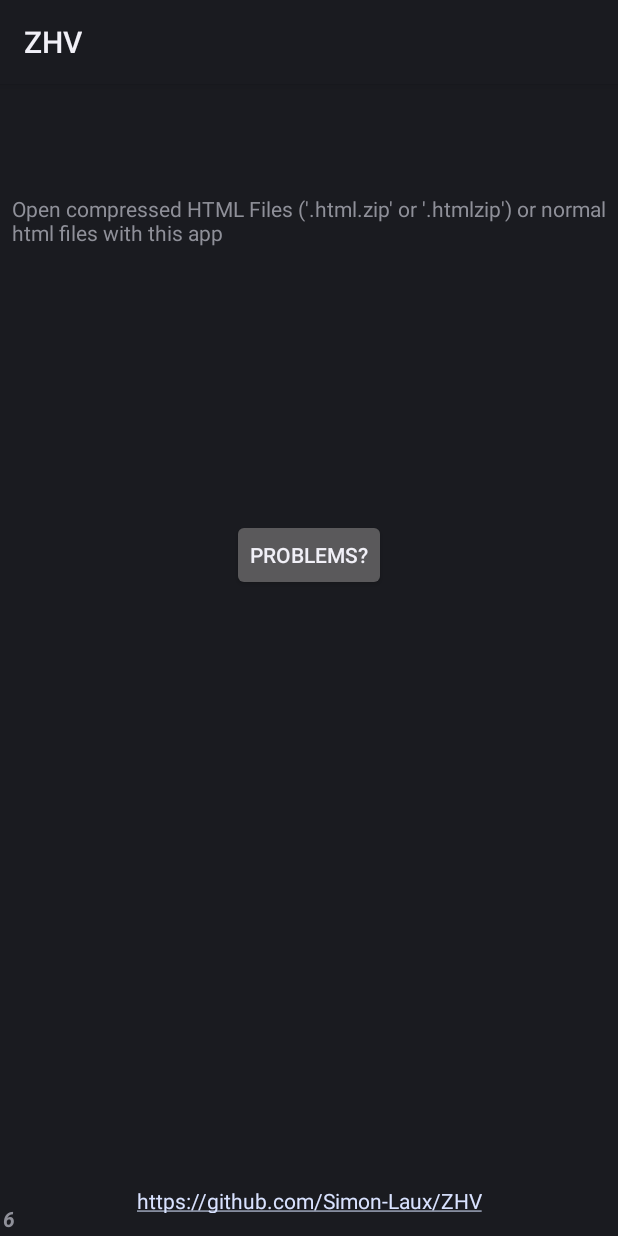
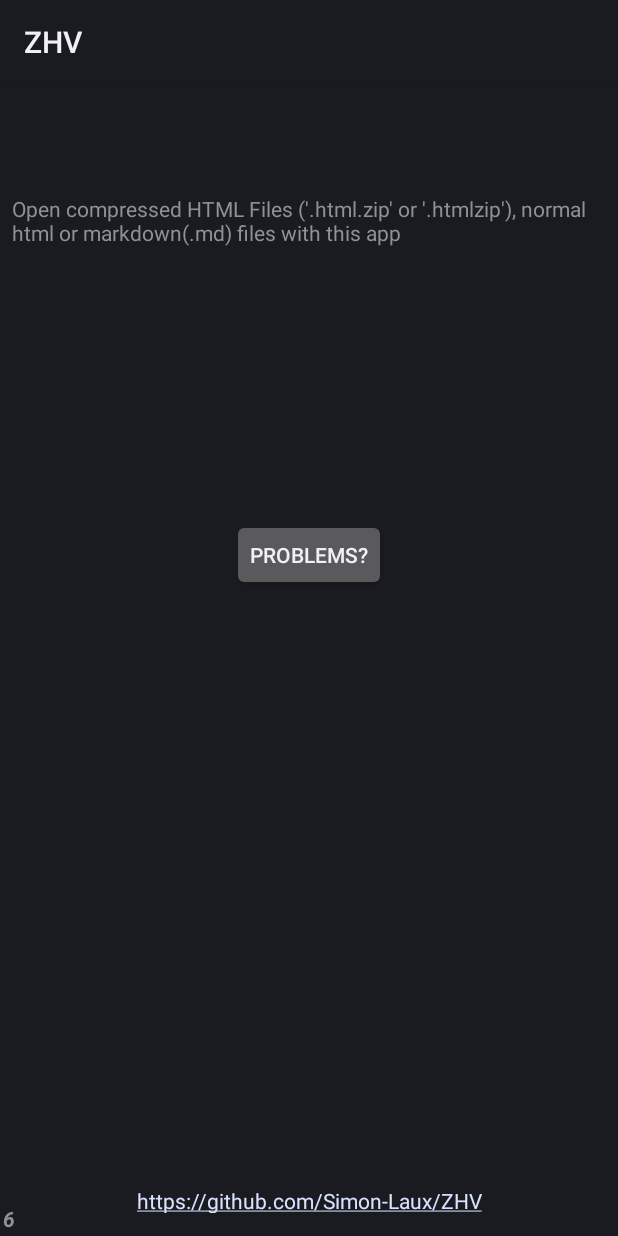
Before and after one commit to Simon-Laux/ZHV, an Android app: the screen it shows after launch (MainActivity), on a phone screen of 412 x 824 dp. Run offline under Robolectric (Android 15) with nearby library versions, the phone set to English and light mode, and no system bars.

Commit message:
add markdown to the descriptions

```diff
--- a/app/src/main/res/values/strings.xml
+++ b/app/src/main/res/values/strings.xml
@@ -1,6 +1,6 @@
 <?xml version="1.0" encoding="utf-8"?>
 <resources>
-    <string name="usage_description">Open compressed HTML Files (\'.html.zip\' or \'.htmlzip\') or normal html files with this app</string>
+    <string name="usage_description">Open compressed HTML Files (\'.html.zip\' or \'.htmlzip\'), normal html or markdown(.md) files with this app</string>
     <string name="troubleshooting_btn">Problems?</string>
     <string name="troubleshooting">When you have problems: \n 1. Install and Update the WebView app or Chrome \n 2. If the problem persists please open an issue on https://github.com/Simon-Laux/ZHV/issues</string>
     <string name="sources">https://github.com/Simon-Laux/ZHV</string>
```
Also changed, not shown: 1 other file.
